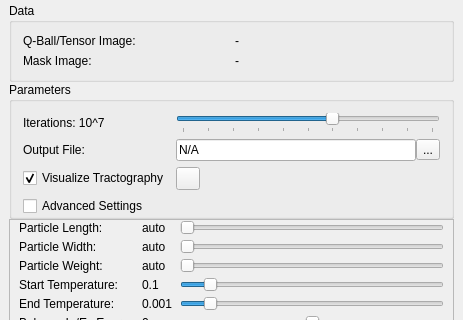
The window that Plugins/org.mitk.gui.qt.diffusionimaging/src/internal/QmitkGibbsTrackingViewControls.ui (MITK/MITK) describes before a commit, drawn with Qt 5; both pictures show x 0 to 463 and y 0 to 320 of the 463 by 1011 pixel window.
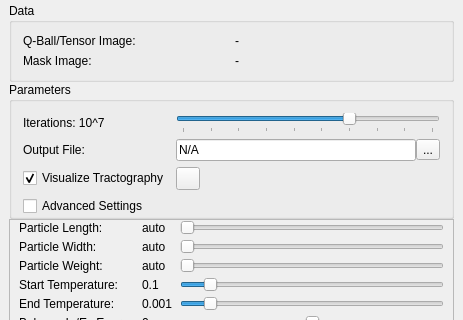
The same window after the commit. Icons and pictures are not drawn.

What changed in the file:
```diff
--- a/Plugins/org.mitk.gui.qt.diffusionimaging/src/internal/QmitkGibbsTrackingViewControls.ui
+++ b/Plugins/org.mitk.gui.qt.diffusionimaging/src/internal/QmitkGibbsTrackingViewControls.ui
@@ -115,7 +115,7 @@
          <string>Specify number of iterations for the tracking algorithm.</string>
         </property>
         <property name="maximum">
-         <number>10</number>
+         <number>9</number>
         </property>
         <property name="value">
          <number>6</number>
```
